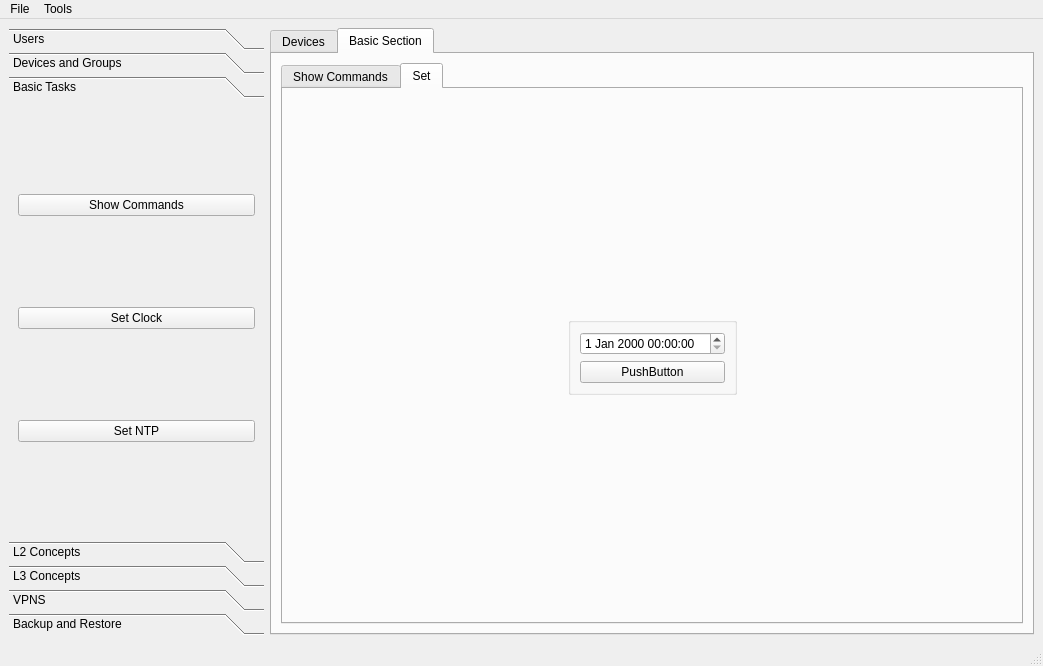
Old version of the form Documents/Codes/Python/pyqt/FYP/main.ui in the repository saad909/cnsrc.
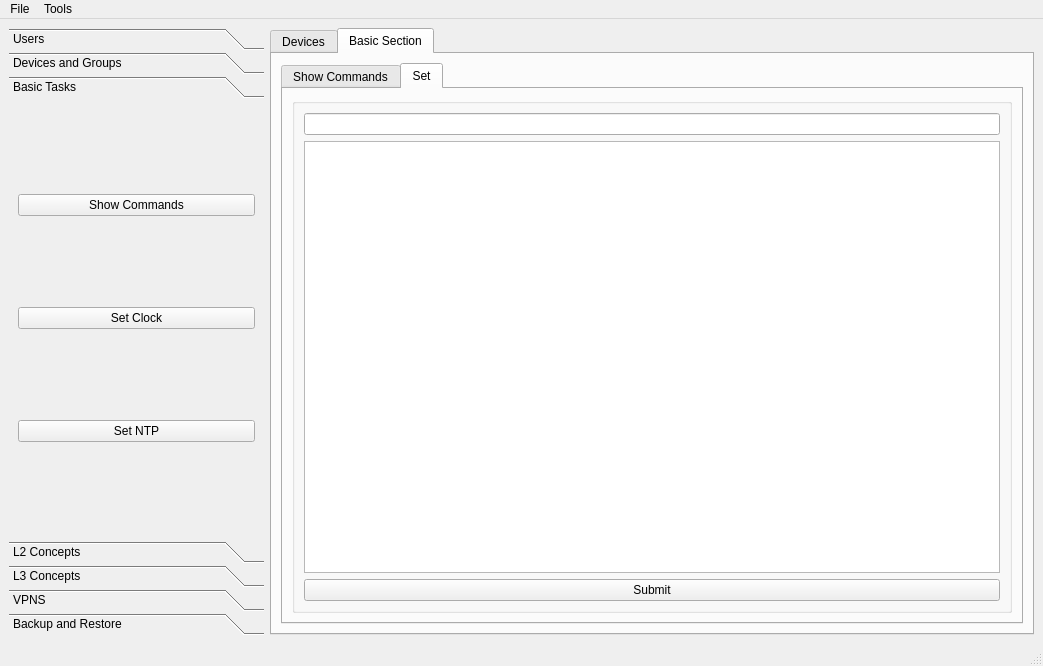
New version of the form. The open tabs and pages were chosen to show the change.

Commit message: got input for vlan creation and create configutation from template

The edit to the form file:
```diff
--- a/Documents/Codes/Python/pyqt/FYP/main.ui
+++ b/Documents/Codes/Python/pyqt/FYP/main.ui
@@ -705,77 +705,28 @@
             <string>Set</string>
            </attribute>
            <layout class="QGridLayout" name="gridLayout_18">
-            <item row="1" column="0">
-             <spacer name="horizontalSpacer">
-              <property name="orientation">
-               <enum>Qt::Horizontal</enum>
-              </property>
-              <property name="sizeHint" stdset="0">
-               <size>
-                <width>40</width>
-                <height>20</height>
-               </size>
-              </property>
-             </spacer>
-            </item>
-            <item row="2" column="1">
-             <spacer name="verticalSpacer_2">
-              <property name="orientation">
-               <enum>Qt::Vertical</enum>
-              </property>
-              <property name="sizeHint" stdset="0">
-               <size>
-                <width>20</width>
-                <height>40</height>
-               </size>
-              </property>
-             </spacer>
-            </item>
-            <item row="0" column="1">
-             <spacer name="verticalSpacer_3">
-              <property name="orientation">
-               <enum>Qt::Vertical</enum>
-              </property>
-              <property name="sizeHint" stdset="0">
-               <size>
-                <width>20</width>
-                <height>40</height>
-               </size>
-              </property>
-             </spacer>
-            </item>
-            <item row="1" column="1">
+            <item row="0" column="0">
              <widget class="QGroupBox" name="groupBox_2">
               <property name="title">
                <string/>
               </property>
               <layout class="QGridLayout" name="gridLayout_17">
-               <item row="0" column="0">
-                <widget class="QDateTimeEdit" name="dateTimeEdit"/>
-               </item>
                <item row="1" column="0">
-                <widget class="QPushButton" name="pushButton_6">
+                <widget class="QTextEdit" name="bt_set_vlan_desc"/>
+               </item>
+               <item row="0" column="0">
+                <widget class="QLineEdit" name="bt_set_vlan_no"/>
+               </item>
+               <item row="2" column="0">
+                <widget class="QPushButton" name="bt_set_vlan_submit">
                  <property name="text">
-                  <string>PushButton</string>
+                  <string>Submit</string>
                  </property>
                 </widget>
                </item>
               </layout>
              </widget>
             </item>
-            <item row="1" column="2">
-             <spacer name="horizontalSpacer_2">
-              <property name="orientation">
-               <enum>Qt::Horizontal</enum>
-              </property>
-              <property name="sizeHint" stdset="0">
-               <size>
-                <width>40</width>
-                <height>20</height>
-               </size>
-              </property>
-             </spacer>
-            </item>
            </layout>
           </widget>
          </widget>
```
Left out of the diff: 18 changed lines with no effect on the pictures. The commit also changes 10 other files.
